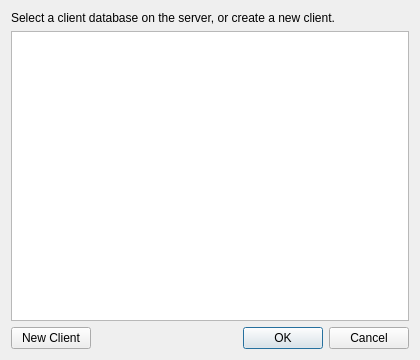
First picture: the form in kitsas/postgres/selectclientdlg.ui, repository artoh/kitupiikki, before the edit.
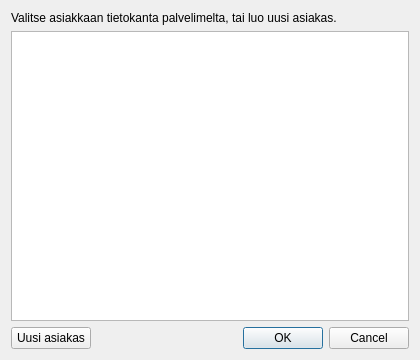
Second picture: the form after the edit.

Commit message:
Translate remaining English strings in PostgreSQL client picker to Finnish
selectclientdlg.ui/.cpp had English text ("New Client", "Select
Client", validation messages) while the rest of the PostgreSQL UI
(postgresyhteysdlg.ui, postgresvelhosivu.cpp) is Finnish, flagged by
Copilot review on PR #1.

Patch:
```diff
--- a/kitsas/postgres/selectclientdlg.ui
+++ b/kitsas/postgres/selectclientdlg.ui
@@ -17,7 +17,7 @@
    <item>
     <widget class="QLabel" name="ohjeLabel">
      <property name="text">
-      <string>Select a client database on the server, or create a new client.</string>
+      <string>Valitse asiakkaan tietokanta palvelimelta, tai luo uusi asiakas.</string>
      </property>
      <property name="wordWrap">
       <bool>true</bool>
@@ -36,7 +36,7 @@
      <item>
       <widget class="QPushButton" name="newClientButton">
        <property name="text">
-        <string>New Client</string>
+        <string>Uusi asiakas</string>
        </property>
       </widget>
      </item>
```
Left out of the diff: 2 changed lines with no effect on the pictures. The commit also changes 1 other file.
